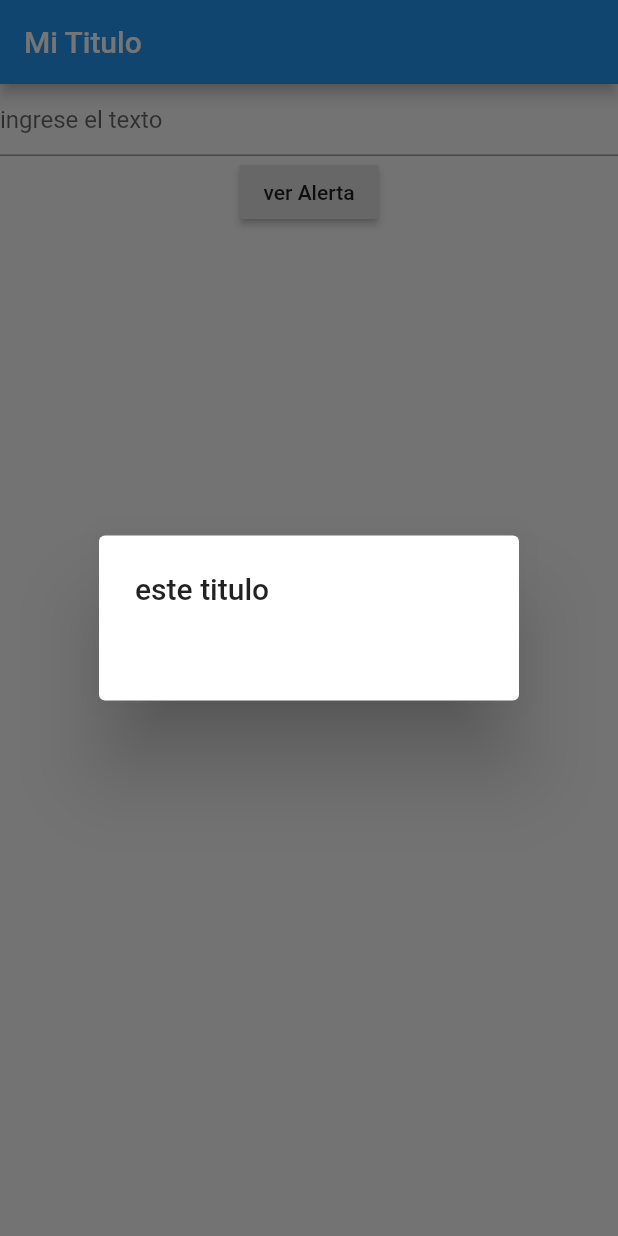
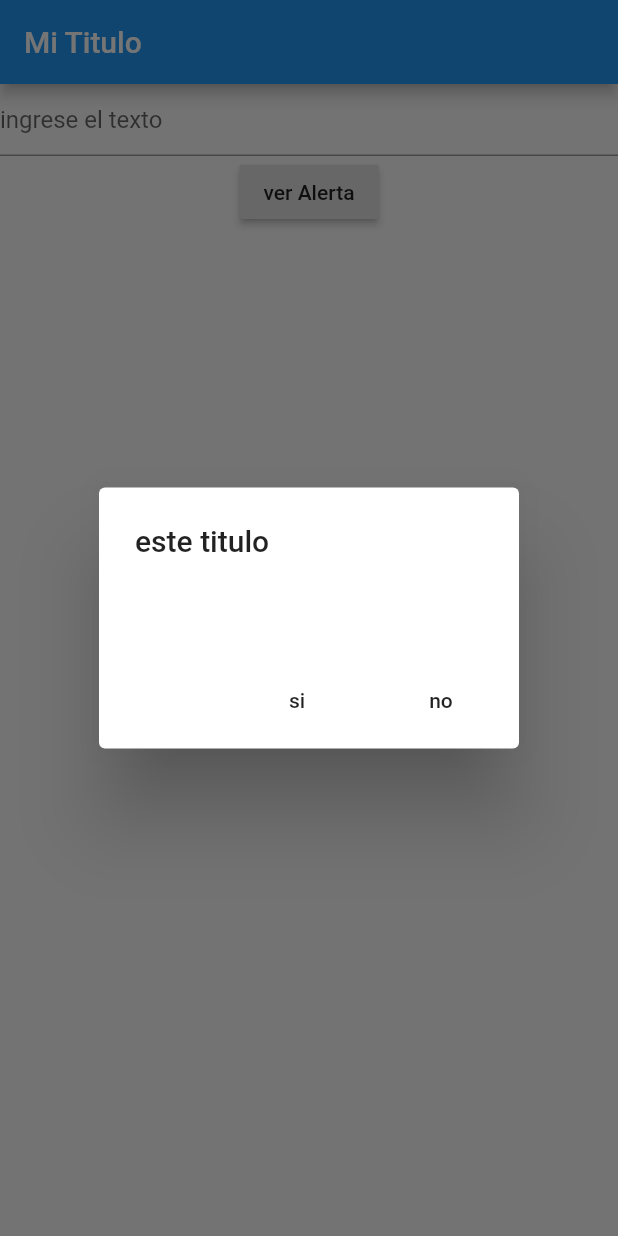
Before and after one commit to AleMancilla/FlutterP, a Flutter app: the screen it shows after launch, after a tap on "ver Alerta", on a phone screen of 412 x 824 dp. Run offline on Flutter 3.47's test engine with Material 2 defaults, Android fonts, the phone set to English and light mode, and no system bars.

Commit message:
alert dialog action yes no

```diff
--- a/lib/main.dart
+++ b/lib/main.dart
@@ -12,7 +12,7 @@ class MyDialog extends StatefulWidget {
   _MyDialogState createState() => new _MyDialogState();
  }
 
-
+  enum DialogAction{yes,no}
 
 
 
@@ -20,11 +20,20 @@ class _MyDialogState extends State<MyDialog> {
 
   String _inputv = "";
 
+  void _alertResult(DialogAction action){
+    print("tu accion es $action");
+  }
+
   void _showAlert(String dato){
 
     AlertDialog dialogo = new AlertDialog(
       title: new Text("este titulo"),
       content: new Text(dato),
+      actions: <Widget>[
+        new FlatButton(onPressed: (){_alertResult(DialogAction.yes);}, child: new Text("si")),
+        new FlatButton(onPressed: (){_alertResult(DialogAction.no);}, child: new Text("no")),
+
+      ],
 
     );
     showDialog(context: context, child: dialogo);
```
